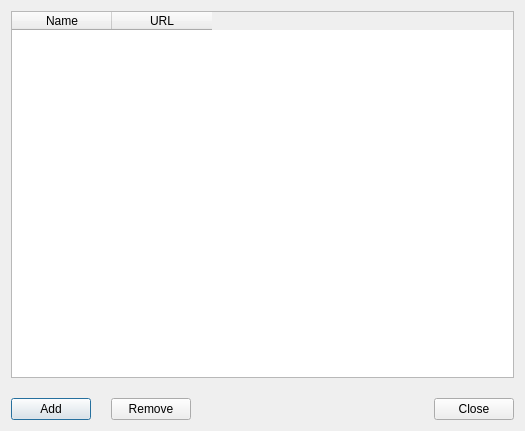
First picture: the form in bitsharesqt/remotes.ui, repository jhtitor/citadel, before the edit.
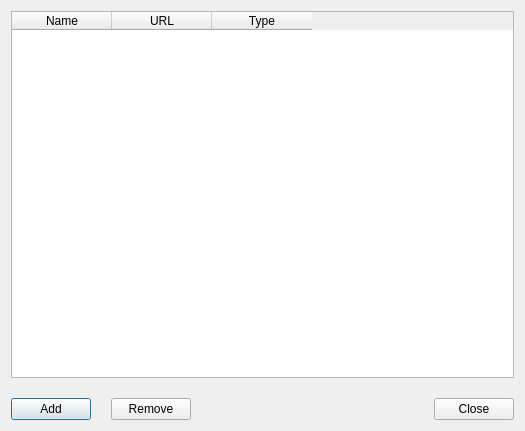
Second picture: the form after the edit. Icons and pictures are not drawn.

Commit message: Add type selector to Remotes editor.

What changed in the file:
```diff
--- a/bitsharesqt/remotes.ui
+++ b/bitsharesqt/remotes.ui
@@ -36,6 +36,11 @@
        <string>URL</string>
       </property>
      </column>
+     <column>
+      <property name="text">
+       <string>Type</string>
+      </property>
+     </column>
     </widget>
    </item>
    <item>
```
The commit also changes 3 other files.
